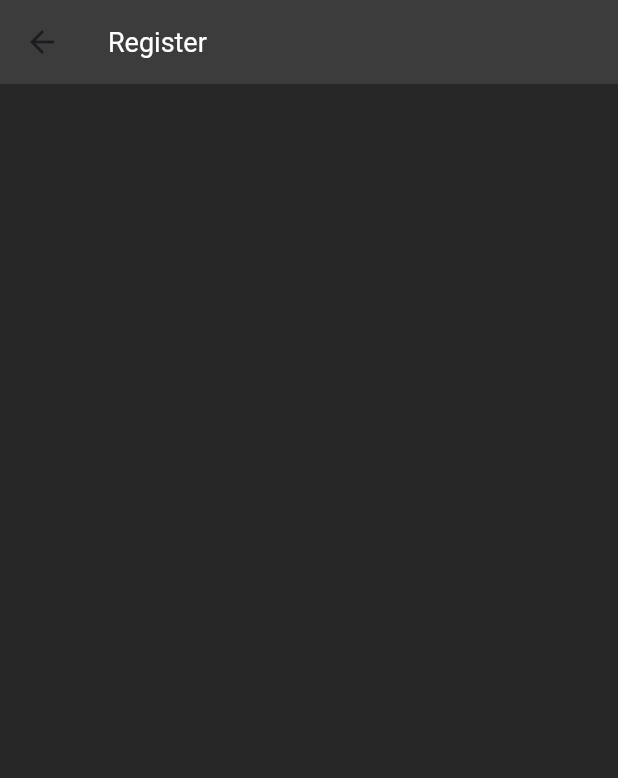
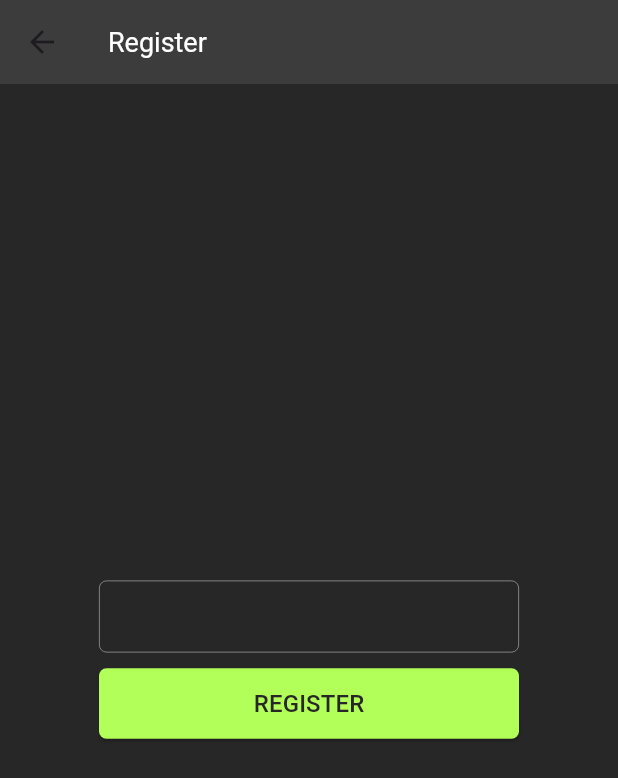
Before and after one commit to l1l-01/flutter-chat-app, a Flutter app: the Register screen opened directly, on a phone screen of 412 x 824 dp. Shown: the top 778 px of the screen. Run offline on Flutter 3.47's test engine with Material 3 defaults, Android fonts, the phone set to English and light mode, and no system bars.

Commit message:
Updating some packages and finishing register UI

```diff
--- a/app/lib/main.dart
+++ b/app/lib/main.dart
@@ -23,7 +23,61 @@ class Register extends StatelessWidget {
         backgroundColor: const Color.fromARGB(255, 60, 60, 60),
       ),
       backgroundColor: const Color.fromARGB(255, 39, 39, 39),
-      body: const Center(),
+      body: Center(
+        child: SizedBox(
+          width: 280,
+          child: Column(
+            mainAxisSize: MainAxisSize.min,
+            mainAxisAlignment: MainAxisAlignment.center,
+            crossAxisAlignment: CrossAxisAlignment.center,
+            children: [
+              TextField(
+                decoration: InputDecoration(
+                  contentPadding: EdgeInsets.all(0),
+                  border: OutlineInputBorder(
+                    borderRadius: BorderRadius.circular(5),
+                  ),
+                  enabledBorder: OutlineInputBorder(
+                    borderRadius: BorderRadius.circular(5),
+                    borderSide: BorderSide(color: Colors.grey, width: 0.5),
+                  ),
+                  focusedBorder: OutlineInputBorder(
+                    borderRadius: BorderRadius.circular(4),
+                    borderSide: BorderSide(
+                      color: Colors.lightGreenAccent,
+                      width: 1.0,
+                    ),
+                  ),
+                ),
+              ),
+              SizedBox(height: 10),
+              SizedBox(
+                width: double.infinity,
+                child: ElevatedButton(
+                  onPressed: () => {},
+                  style: ElevatedButton.styleFrom(
+                    backgroundColor: Colors.lightGreenAccent,
+                    shape: RoundedRectangleBorder(
+                      borderRadius: BorderRadius.circular(5),
+                    ),
+                    padding: const EdgeInsets.symmetric(
+                      horizontal: 16,
+                      vertical: 12,
+                    ),
+                  ),
+                  child: Text(
+                    'register'.toUpperCase(),
+                    style: TextStyle(
+                      color: Color.fromARGB(255, 39, 39, 39),
+                      fontSize: 16,
+                    ),
+                  ),
+                ),
+              ),
+            ],
+          ),
+        ),
+      ),
     );
   }
 }
@@ -68,7 +122,7 @@ class _ChatPageState extends State<ChatPage> {
         ],
       ),
       backgroundColor: const Color.fromARGB(255, 39, 39, 39),
-      body: Container(
+      body: SizedBox(
         child: Column(
           children: [
             Container(
@@ -78,7 +132,7 @@ class _ChatPageState extends State<ChatPage> {
               margin: EdgeInsets.all(10),
               decoration: BoxDecoration(
                 borderRadius: BorderRadius.circular(5),
-                color: Colors.green,
+                color: Colors.lightGreen,
               ),
               child: Column(
                 crossAxisAlignment: CrossAxisAlignment.start,
@@ -86,7 +140,7 @@ class _ChatPageState extends State<ChatPage> {
                   Text(
                     "Username",
                     style: TextStyle(
-                      color: Colors.white,
+                      color: const Color.fromARGB(255, 31, 31, 31),
                       fontWeight: FontWeight.bold,
                       fontSize: 14,
                     ),
@@ -94,7 +148,9 @@ class _ChatPageState extends State<ChatPage> {
                   SizedBox(height: 8),
                   Text(
                     "This is a message",
-                    style: TextStyle(color: Colors.white),
+                    style: TextStyle(
+                      color: const Color.fromARGB(255, 31, 31, 31),
+                    ),
                   ),
                 ],
               ),
@@ -103,7 +159,7 @@ class _ChatPageState extends State<ChatPage> {
         ),
       ),
       bottomNavigationBar: BottomAppBar(
-        color: const Color.fromARGB(255, 39, 39, 39),
+        color: const Color.fromARGB(255, 31, 31, 31),
         child: Container(
           padding: const EdgeInsets.all(8),
           child: Row(
@@ -134,7 +190,7 @@ class _ChatPageState extends State<ChatPage> {
               ElevatedButton(
                 onPressed: _send,
                 style: ElevatedButton.styleFrom(
-                  backgroundColor: Colors.lightGreenAccent,
+                  backgroundColor: Colors.lightGreen,
                   shape: RoundedRectangleBorder(
                     borderRadius: BorderRadius.circular(18),
                   ),
@@ -143,7 +199,10 @@ class _ChatPageState extends State<ChatPage> {
                     vertical: 12,
                   ),
                 ),
-                child: const Icon(Icons.send),
+                child: const Icon(
+                  Icons.send,
+                  color: Color.fromARGB(255, 31, 31, 31),
+                ),
               ),
             ],
           ),
```
Also changed, not shown: 2 other files.
